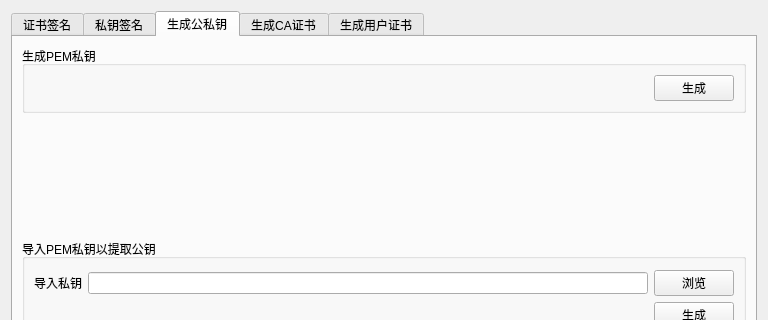
Old version of the form widget.ui in the repository KingOfSmail/kEIPM_GUI; both pictures show x 0 to 768 and y 0 to 320 of the 768 by 681 pixel window.
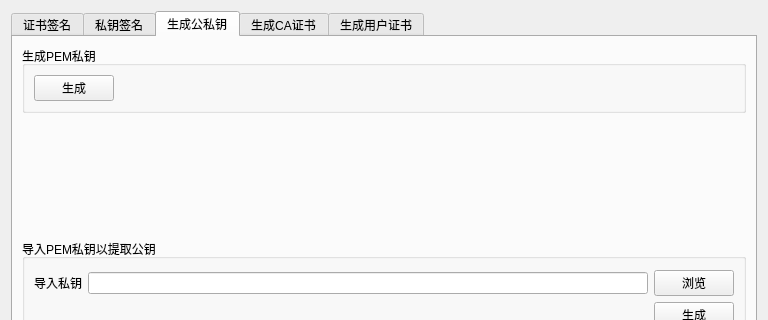
New version of the form. The open tabs and pages were chosen to show the change.

Patch:
```diff
--- a/widget.ui
+++ b/widget.ui
@@ -278,18 +278,18 @@
          <property name="title">
           <string>生成PEM私钥</string>
          </property>
-         <layout class="QHBoxLayout" name="horizontalLayout_12" stretch="1,0">
+         <layout class="QHBoxLayout" name="horizontalLayout_12" stretch="0,1">
           <item>
-           <widget class="QLabel" name="label">
+           <widget class="QPushButton" name="Btn_GetRsa_Create_privateKey">
             <property name="text">
-             <string/>
+             <string>生成</string>
             </property>
            </widget>
           </item>
           <item>
-           <widget class="QPushButton" name="Btn_GetRsa_Create_privateKey">
+           <widget class="QLabel" name="label">
             <property name="text">
-             <string>生成</string>
+             <string/>
             </property>
            </widget>
           </item>
```
